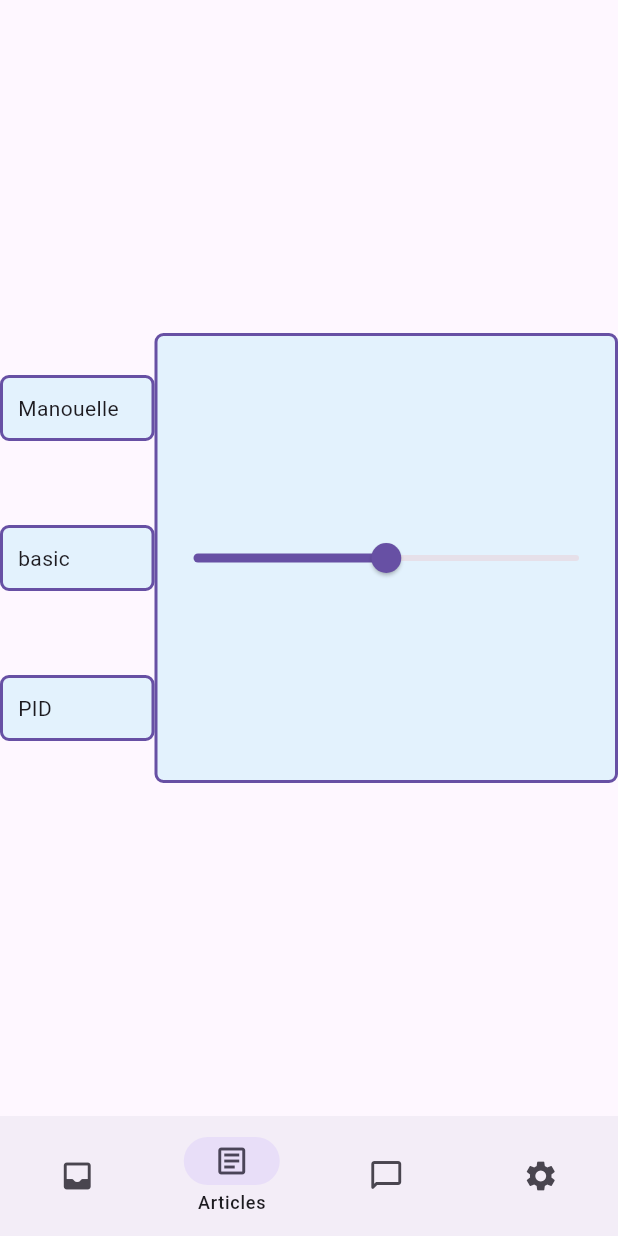
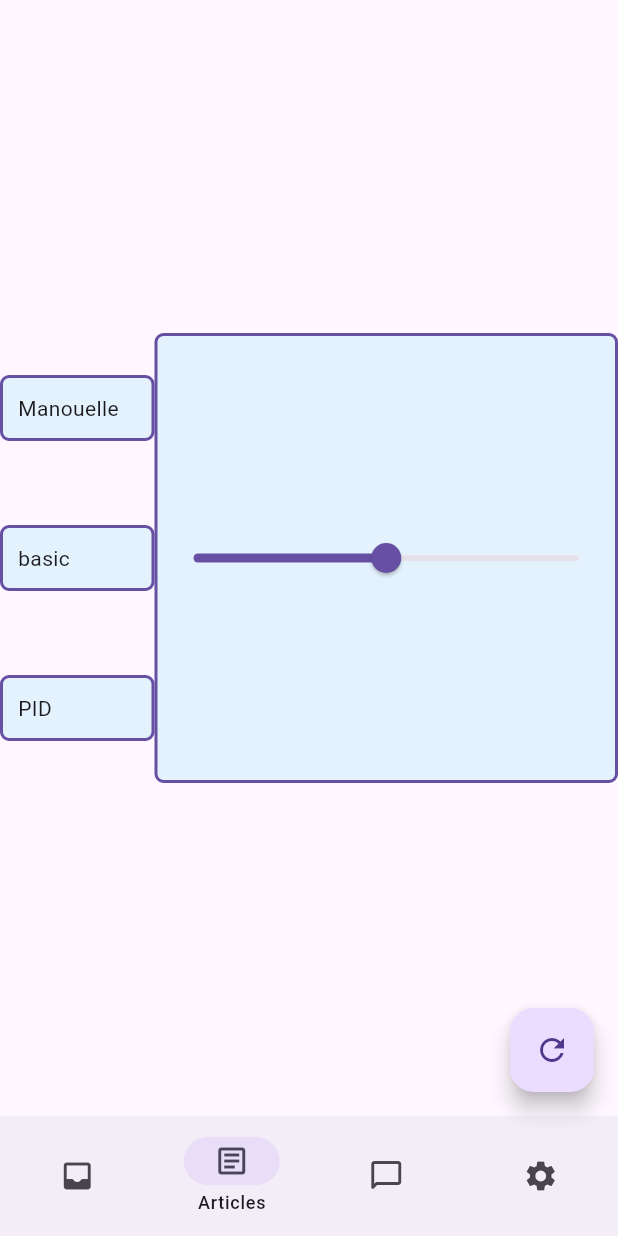
Before and after one commit to Baptou88/flutter_application_3, a Flutter app: the screen it shows after launch, item 2 of the bottom bar chosen, on a phone screen of 412 x 824 dp. Run offline on Flutter 3.47's test engine with Material 2 defaults, Android fonts, the phone set to English and light mode, and no system bars; network calls fail.

```diff
--- a/lib/main.dart
+++ b/lib/main.dart
@@ -1,6 +1,7 @@
 import 'dart:convert';
 import 'dart:developer';
 
+import 'package:flutter_application_3/models/data_turbine.dart';
 import 'package:http/http.dart' as http;
 
 import 'package:flutter/material.dart';
@@ -57,8 +58,7 @@ Future<DataEtang> fetchDataEtang() async {
   final response = await http.get(
     Uri.parse('http://hydro.hydro-babiat.ovh/dataEtang/'
     ));
-  //final response = await http.get(Uri.parse('http://192.168.1.18/dataEtang/'));
-  //final response = await http.get(Uri.parse('https://jsonplaceholder.typicode.com/albums/1'));
+
   log(response.statusCode.toString());
 
   if (response.statusCode == 200 ) {
@@ -67,10 +67,25 @@ Future<DataEtang> fetchDataEtang() async {
     throw Exception('Failed to Load data Etang');
   }
 }
+Future<DataTurbine> fetchDataTurbine() async {
+  final response = await http.get(
+    Uri.parse('http://hydro.hydro-babiat.ovh/dataTurbine/'
+    ));
+
+  log(response.statusCode.toString());
+
+  if (response.statusCode == 200 ) {
+    return DataTurbine.fromJson(jsonDecode(response.body) as Map<String,dynamic>);
+  } else {
+    throw Exception('Failed to Load data Etang');
+  }
+}
 class _MainPageState extends State<MainPage> {
   bool wideScreen = false;
   int selectedIndex = 0;
   late Future<DataEtang> futureDataEtang;
+  late Future<DataTurbine> futureDataTurbine;
+
 
   @override
   void didChangeDependencies() {
@@ -84,6 +99,7 @@ class _MainPageState extends State<MainPage> {
   void initState(){
     super.initState();
     futureDataEtang = fetchDataEtang();
+    futureDataTurbine = fetchDataTurbine();
   }
 
   @override
@@ -109,9 +125,12 @@ class _MainPageState extends State<MainPage> {
                     children: [
                       Text(snapshot.data!.niveauEtangP.toString()),
                       Text(snapshot.data!.niveauEtang.toString()),
-                      LinearProgressIndicator(
-                        value: snapshot.data!.niveauEtangP,
-                        semanticsLabel: 'Linear progress indicator',)
+                      Padding(
+                        padding: const EdgeInsets.all(8.0),
+                        child: LinearProgressIndicator(
+                          value: snapshot.data!.niveauEtangP/100,
+                          semanticsLabel: 'Linear progress indicator',),
+                      )
                     ],
                   );
                 } else if(snapshot.hasError){
@@ -125,8 +144,50 @@ class _MainPageState extends State<MainPage> {
             ElevatedButton(onPressed: (){setState(() {
               futureDataEtang = fetchDataEtang();
             });},
-            child: const Text('refresh'))
+            child: const Text('refresh')
+            ),
+            FutureBuilder<DataTurbine>(
+              future: futureDataTurbine,
+              builder: (context, snapshot) {
+                if (snapshot.hasData) {
+                  return Column(
+                    children: [
+                      Text(snapshot.data!.positionVanne.toString()),
+                      Text(snapshot.data!.positionVanneTarget.toString()),
+                      Padding(
+                        padding: const EdgeInsets.all(8.0),
+                        child: LinearProgressIndicator(
+                          value: snapshot.data!.positionVanne/100,
+                          semanticsLabel: 'Linear progress indicator',),
+                      ),
+                      Slider(
+                        value: snapshot.data!.positionVanneTarget,
+                        divisions: 100,
+                        label: snapshot.data!.positionVanneTarget.toString(),
+                        min: 0,
+                        max: 100,
+                        onChanged: (double value){
+                        setState(() {
+                          snapshot.data!.positionVanneTarget = value;
+                        });
+                      })
+                    ],
+                  );
+                } else if(snapshot.hasError){
+                  log('${snapshot.error}');
+
+                  return  Text('${snapshot.error}');
+                }
+                return const CircularProgressIndicator();
+              },
+            ),
+            ElevatedButton(onPressed: (){setState(() {
+              futureDataTurbine = fetchDataTurbine();
+            });},
+            child: const Text('refresh turbine'))
           ],
+
+
         );
         break;
       case 1:
@@ -149,6 +210,15 @@ class _MainPageState extends State<MainPage> {
         throw UnimplementedError('not implemented page $selectedIndex');
     }
     return Scaffold(
+      floatingActionButton: FloatingActionButton(
+        onPressed: (){
+          setState(() {
+            fetchDataEtang();
+            fetchDataTurbine();
+          });
+      },
+      child: const Icon(Icons.refresh),
+      ),
       bottomNavigationBar: wideScreen
           ? null
           : HorizNav(
--- /dev/null
+++ b/lib/models/data_turbine.dart
@@ -0,0 +1,23 @@
+class DataTurbine {
+  final double positionVanne;
+   double positionVanneTarget;
+
+
+   DataTurbine({
+    required this.positionVanne,
+    required this.positionVanneTarget,
+
+  });
+
+  setPos(double pos){
+    positionVanneTarget = pos;
+  }
+  factory DataTurbine.fromJson(Map<String,dynamic>json ){
+    return DataTurbine(
+      positionVanne: json['Turbine']['positionVanne'],
+      positionVanneTarget: json['Turbine']['PositionVanneTarget']
+      );
+  }
+
+
+}
```
Also changed, not shown: .github/workflows/build_android.yaml.
